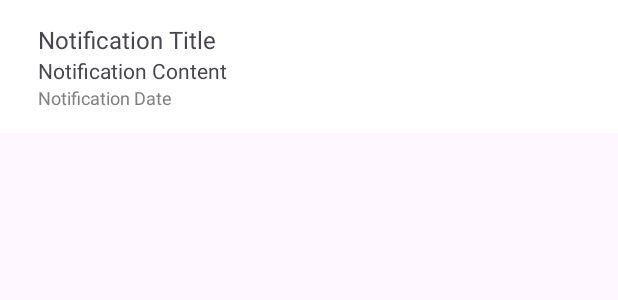
After one commit to sl39/AniBuddy, an Android app: the layout item_notification.xml on its own in the app's theme, with its tools: preview values and no code run, on a phone screen of 412 x 824 dp. The commit adds this screen. Shown: the top 300 px of the screen. Run offline under Robolectric (Android 15) with nearby library versions, the phone set to English and light mode, and no system bars; network calls fail.

Commit message:
feat: 커밋

```diff
--- a/front/app/src/main/AndroidManifest.xml
+++ b/front/app/src/main/AndroidManifest.xml
@@ -11,6 +11,7 @@
     <uses-permission android:name="android.permission.READ_MEDIA_IMAGES" />
     <uses-permission android:name="android.permission.READ_MEDIA_VISUAL_USER_SELECTED" />
     <uses-permission android:name="android.permission.POST_NOTIFICATIONS" />
+    <uses-permission android:name="android.permission.SCHEDULE_EXACT_ALARM" />
 
     <application
         android:name=".MainApplication"
--- /dev/null
+++ b/front/app/src/main/res/layout/item_notification.xml
@@ -0,0 +1,47 @@
+<?xml version="1.0" encoding="utf-8"?>
+
+<!-- 읽은 알림은 android:background="#F0F0F0" -->
+
+<LinearLayout
+    xmlns:android="http://schemas.android.com/apk/res/android"
+    android:id="@+id/item_root"
+    android:layout_width="match_parent"
+    android:layout_height="wrap_content"
+    android:orientation="horizontal"
+    android:paddingHorizontal="20dp"
+    android:background="@color/white"
+    android:paddingVertical="10dp" >
+
+    <LinearLayout
+        android:layout_width="match_parent"
+        android:layout_height="match_parent"
+        android:orientation="vertical"
+        android:paddingVertical="5dp"
+        android:paddingHorizontal="5dp" >
+
+        <TextView
+            android:id="@+id/notification_title"
+            android:layout_width="wrap_content"
+            android:layout_height="wrap_content"
+            android:textAlignment="center"
+            android:text="Notification Title"
+            android:layout_marginRight="5dp"
+            android:textSize="16sp" />
+
+        <TextView
+            android:id="@+id/notification_content"
+            android:layout_width="wrap_content"
+            android:layout_height="wrap_content"
+            android:text="Notification Content"
+            android:textSize="14sp" />
+
+        <TextView
+            android:id="@+id/notification_date"
+            android:layout_width="match_parent"
+            android:layout_height="match_parent"
+            android:text="Notification Date"
+            android:textSize="12sp"
+            android:textColor="#808080" />
+
+    </LinearLayout>
+</LinearLayout>
```
Also changed, not shown: front/app/src/main/java/com/example/front/common/AlarmMaker.kt (+7 -0 lines), front/app/src/main/res/layout/activity_message_list.xml (+5 -13 lines), front/app/src/main/res/layout/activity_notification_list.xml (+5 -8 lines).
